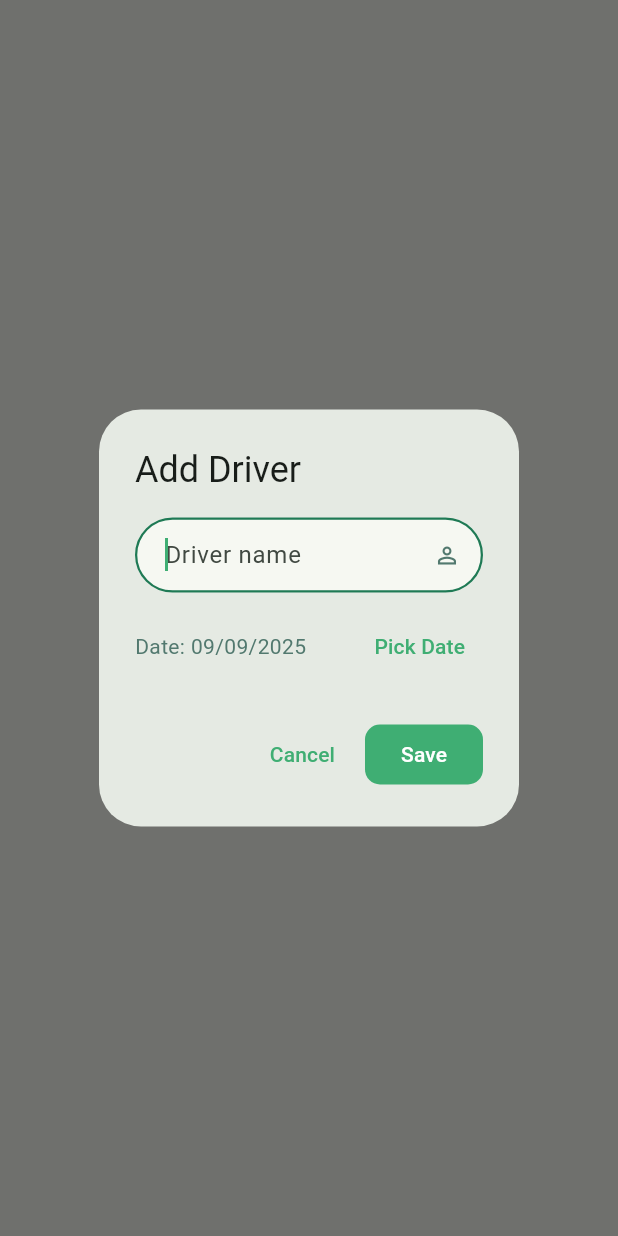
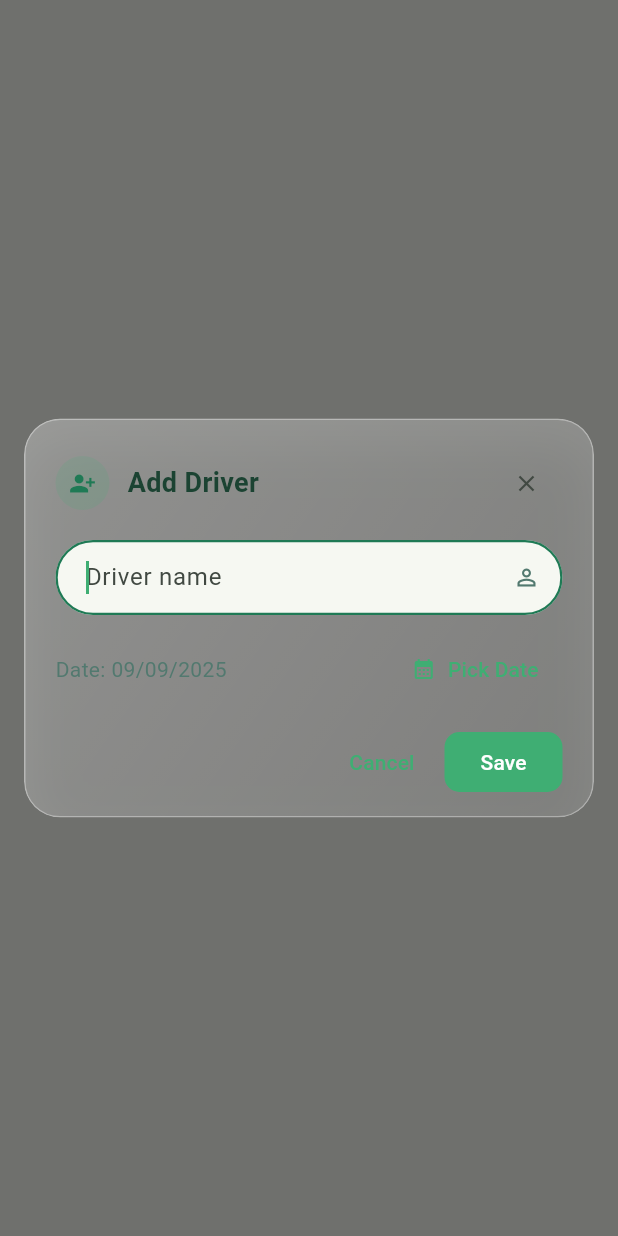
Before and after one commit to n3k00/tkt_pos, a Flutter app: what showAddDriverDialog() shows on an empty page, opened directly with empty values, on a phone screen of 412 x 824 dp. Run offline on Flutter 3.47's test engine with Material 3 defaults, Android fonts, the phone set to English and light mode, and no system bars; our stand-ins replace drift, get, get_storage; missing offline and left inert: window_manager; accounts and stored records are empty; generated files the repository leaves out were written again.

Commit message:
ui(add-driver): apply glassmorphism dialog (frosted blur, gradient, rounded) while keeping validation and actions

```diff
--- a/lib/features/inventory/presentation/dialogs/driver_dialogs.dart
+++ b/lib/features/inventory/presentation/dialogs/driver_dialogs.dart
@@ -1,3 +1,4 @@
+import 'dart:ui';
 import 'package:flutter/material.dart';
 
 import 'package:tkt_pos/data/local/app_database.dart';
@@ -216,9 +217,72 @@ Future<void> showAddDriverDialog(
     builder: (ctx) {
       return StatefulBuilder(
         builder: (ctx, setState) {
-          return AlertDialog(
-            title: const Text('Add Driver'),
-            content: Form(
+          return Dialog(
+            backgroundColor: Colors.transparent,
+            insetPadding: const EdgeInsets.all(16),
+            elevation: 0,
+            child: ClipRRect(
+              borderRadius: BorderRadius.circular(24),
+              child: BackdropFilter(
+                filter: ImageFilter.blur(sigmaX: 18, sigmaY: 18),
+                child: Container(
+                  decoration: BoxDecoration(
+                    borderRadius: BorderRadius.circular(24),
+                    gradient: LinearGradient(
+                      begin: Alignment.topLeft,
+                      end: Alignment.bottomRight,
+                      colors: [
+                        Colors.white.withOpacity(0.30),
+                        Colors.white.withOpacity(0.18),
+                      ],
+                    ),
+                    border: Border.all(
+                      color: Colors.white.withOpacity(0.35),
+                    ),
+                    boxShadow: [
+                      BoxShadow(
+                        color: Colors.black.withOpacity(0.12),
+                        blurRadius: 30,
+                        offset: const Offset(0, 16),
+                      ),
+                    ],
+                  ),
+                  padding: const EdgeInsets.fromLTRB(20, 18, 20, 12),
+                  constraints: const BoxConstraints(minWidth: 420),
+                  child: Column(
+                    mainAxisSize: MainAxisSize.min,
+                    crossAxisAlignment: CrossAxisAlignment.start,
+                    children: [
+                      Row(
+                        children: [
+                          Container(
+                            width: 36,
+                            height: 36,
+                            decoration: BoxDecoration(
+                              shape: BoxShape.circle,
+                              color: AppColor.primary.withOpacity(0.15),
+                            ),
+                            child: const Icon(Icons.person_add_alt_1,
+                                color: AppColor.primaryDark, size: 18),
+                          ),
+                          const SizedBox(width: 12),
+                          const Text(
+                            'Add Driver',
+                            style: TextStyle(
+                              fontSize: 18,
+                              fontWeight: FontWeight.w700,
+                              color: AppColor.textPrimary,
+                            ),
+                          ),
+                          const Spacer(),
+                          IconButton(
+                            onPressed: () => Navigator.of(ctx).pop(),
+                            icon: const Icon(Icons.close, size: 18),
+                          )
+                        ],
+                      ),
+                      const SizedBox(height: 14),
+                      Form(
                         key: formKey,
                         autovalidateMode: AutovalidateMode.onUserInteraction,
                         child: Column(
@@ -244,11 +308,13 @@ Future<void> showAddDriverDialog(
                                 fillColor: AppColor.surfaceBackground,
                                 border: OutlineInputBorder(
                                   borderRadius: BorderRadius.circular(28),
-                        borderSide: const BorderSide(color: AppColor.border),
+                                  borderSide:
+                                      const BorderSide(color: AppColor.border),
                                 ),
                                 enabledBorder: OutlineInputBorder(
                                   borderRadius: BorderRadius.circular(28),
-                        borderSide: const BorderSide(color: AppColor.border),
+                                  borderSide:
+                                      const BorderSide(color: AppColor.border),
                                 ),
                                 focusedBorder: OutlineInputBorder(
                                   borderRadius: BorderRadius.circular(28),
@@ -273,14 +339,19 @@ Future<void> showAddDriverDialog(
                                 Expanded(
                                   child: Builder(
                                     builder: (_) {
-                            final dd = date.day.toString().padLeft(2, '0');
-                            final mm = date.month.toString().padLeft(2, '0');
-                            final yyyy = date.year.toString().padLeft(4, '0');
+                                      final dd =
+                                          date.day.toString().padLeft(2, '0');
+                                      final mm = date.month
+                                          .toString()
+                                          .padLeft(2, '0');
+                                      final yyyy = date.year
+                                          .toString()
+                                          .padLeft(4, '0');
                                       return Text('Date: $dd/$mm/$yyyy');
                                     },
                                   ),
                                 ),
-                      TextButton(
+                                TextButton.icon(
                                   onPressed: () async {
                                     final picked = await showDatePicker(
                                       context: ctx,
@@ -292,29 +363,42 @@ Future<void> showAddDriverDialog(
                                       setState(() => date = picked);
                                     }
                                   },
-                        child: const Text('Pick Date'),
+                                  icon: const Icon(Icons.calendar_month,
+                                      size: 16),
+                                  label: const Text('Pick Date'),
                                 ),
                               ],
                             ),
                           ],
                         ),
                       ),
-            actions: [
+                      const SizedBox(height: 14),
+                      Row(
+                        mainAxisAlignment: MainAxisAlignment.end,
+                        children: [
                           TextButton(
                             onPressed: () => Navigator.of(ctx).pop(),
                             child: const Text('Cancel'),
                           ),
+                          const SizedBox(width: 8),
                           ElevatedButton(
                             onPressed: () async {
                               if (!formKey.currentState!.validate()) return;
                               final name = nameController.text.trim();
-                  await controller.addDriver(date: date, name: name);
+                              await controller.addDriver(
+                                  date: date, name: name);
                               // ignore: use_build_context_synchronously
                               Navigator.of(ctx).pop();
                             },
                             child: const Text('Save'),
                           ),
                         ],
+                      )
+                    ],
+                  ),
+                ),
+              ),
+            ),
           );
         },
       );
```
Lines whose indentation alone changed are shown as unchanged.
